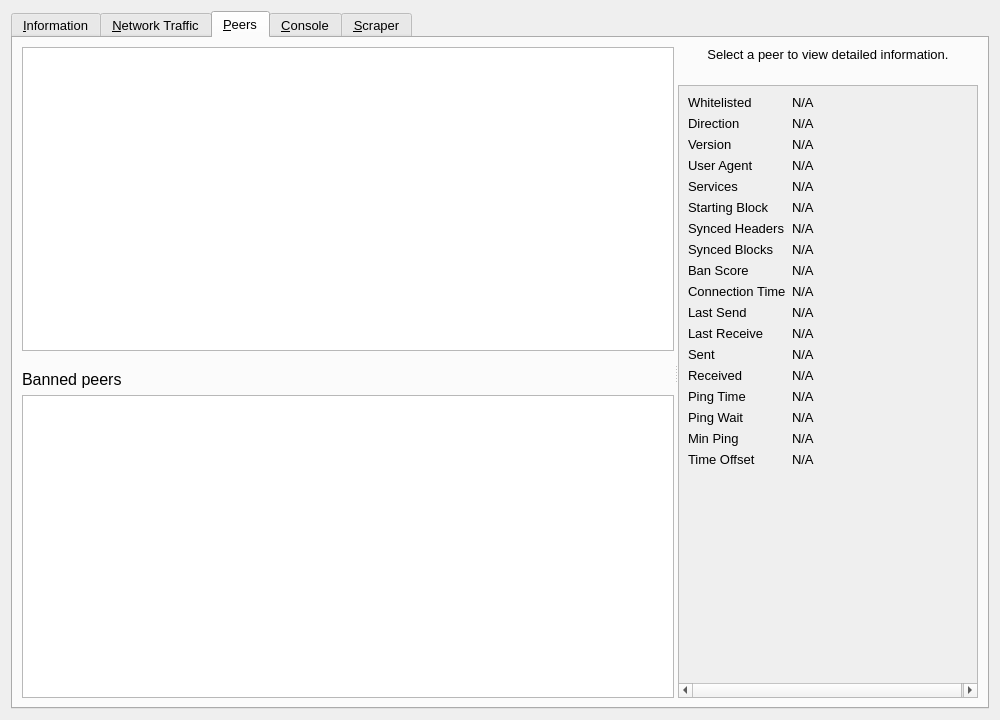
This is src/qt/forms/rpcconsole.ui in gridcoin-community/Gridcoin-Research as Qt 5 draws it before an edit. The edited form follows.
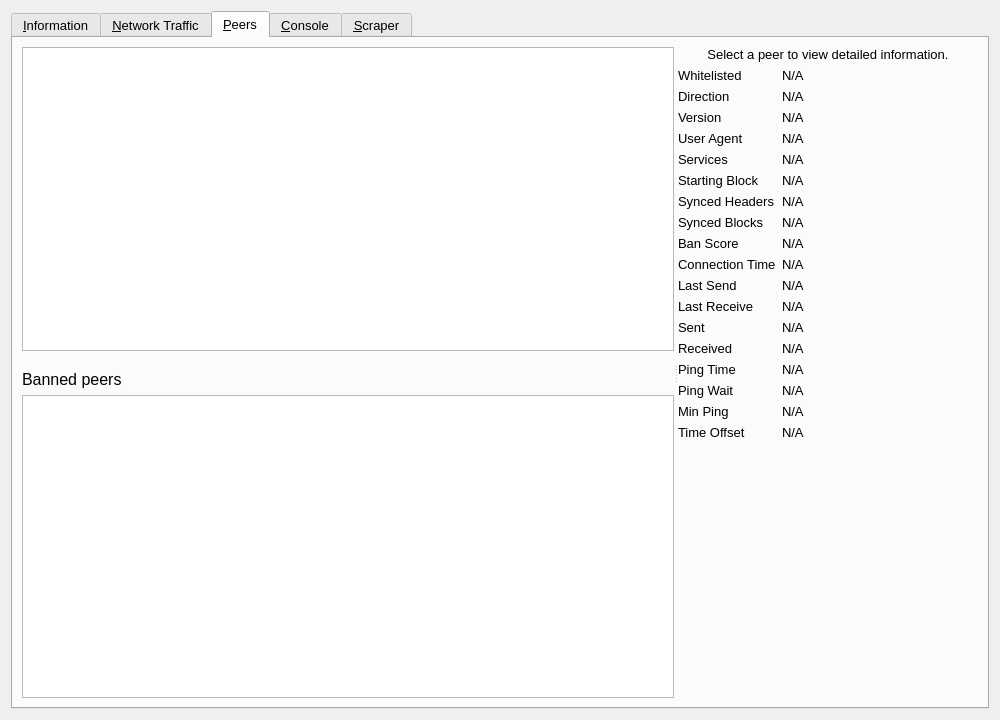
This is the edited form. The open tabs and pages were chosen to show the change. Icons and pictures are not drawn. Custom widgets are drawn as their Qt base class.

Commit message:
Correct peer detail info background color
This changes the peer detail from being a QScrollArea to just
a QWidget with a grid layout, because QScrollArea apparently has
a bug where it does not correctly respect the style sheet.

This addresses issue #1575.

Diff of the .ui file:
```diff
--- a/src/qt/forms/rpcconsole.ui
+++ b/src/qt/forms/rpcconsole.ui
@@ -793,8 +793,11 @@
           <layout class="QVBoxLayout" name="verticalLayout_8">
            <item>
             <widget class="QLabel" name="peerHeading">
+             <property name="enabled">
+              <bool>true</bool>
+             </property>
              <property name="sizePolicy">
-              <sizepolicy hsizetype="Preferred" vsizetype="Minimum">
+              <sizepolicy hsizetype="Minimum" vsizetype="Minimum">
                <horstretch>0</horstretch>
                <verstretch>0</verstretch>
               </sizepolicy>
@@ -802,7 +805,7 @@
              <property name="minimumSize">
               <size>
                <width>0</width>
-               <height>32</height>
+               <height>0</height>
               </size>
              </property>
              <property name="font">
@@ -828,26 +831,7 @@
             </widget>
            </item>
            <item>
-            <widget class="QScrollArea" name="scrollArea">
-             <property name="widgetResizable">
-              <bool>true</bool>
-             </property>
-             <widget class="QWidget" name="detailWidget">
-              <property name="geometry">
-               <rect>
-                <x>0</x>
-                <y>0</y>
-                <width>300</width>
-                <height>583</height>
-               </rect>
-              </property>
-              <property name="minimumSize">
-               <size>
-                <width>300</width>
-                <height>0</height>
-               </size>
-              </property>
-              <layout class="QGridLayout" name="gridLayout_2" columnstretch="0,1">
+            <layout class="QGridLayout" name="peerDetails" columnstretch="0,1">
                <item row="0" column="0">
                 <widget class="QLabel" name="peerWhitelistedLabel">
                  <property name="text">
@@ -1279,8 +1263,6 @@
                 </spacer>
                </item>
               </layout>
-             </widget>
-            </widget>
            </item>
           </layout>
          </widget>
```
Lines whose indentation alone changed are shown as unchanged. The commit also changes 1 other file.
